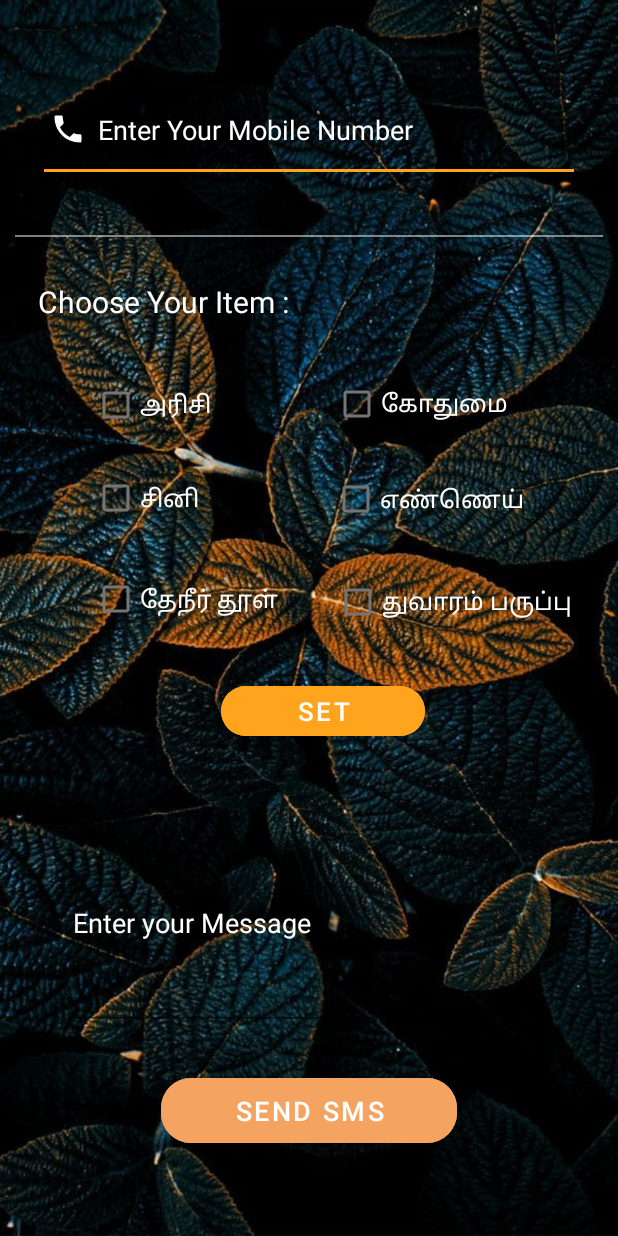
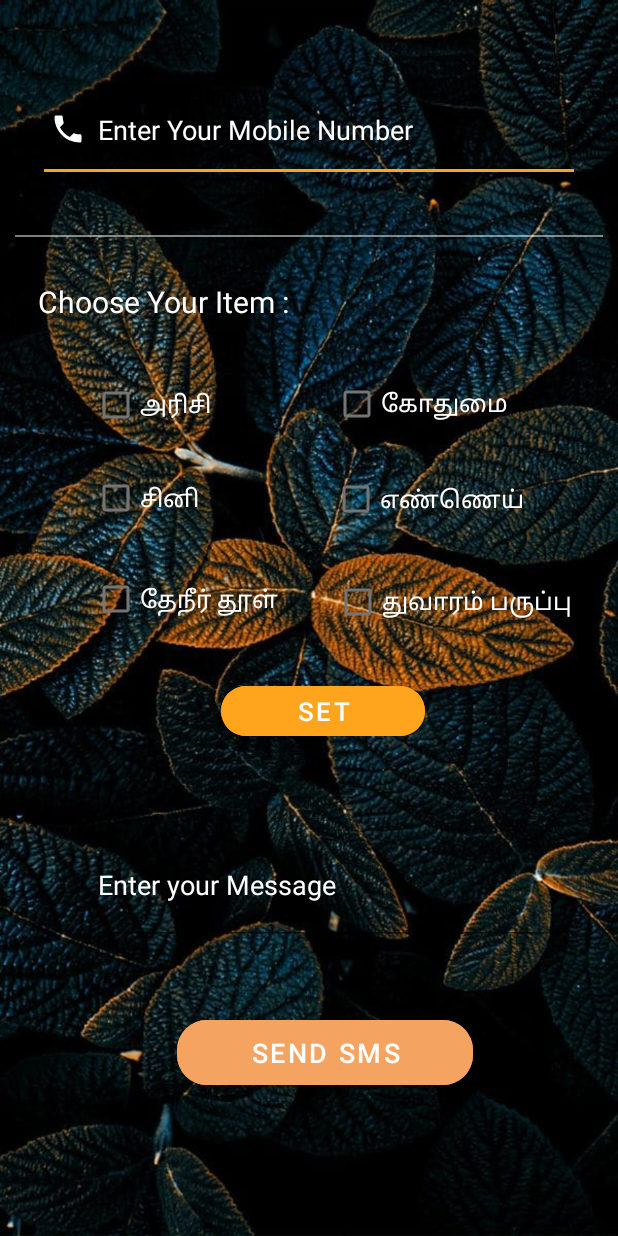
Before and after one commit to THIRUPATHI0305/smart_ration, an Android app: the Notification screen opened directly, with no data from a screen before it, on a phone screen of 412 x 824 dp. Run offline under Robolectric (Android 15) with nearby library versions, the phone set to English and light mode, and no system bars.

Commit message:
last commit

```diff
--- a/app/src/main/java/com/example/smart_ration_shop/Notification.java
+++ b/app/src/main/java/com/example/smart_ration_shop/Notification.java
@@ -7,6 +7,7 @@ import android.os.Bundle;
 import android.telephony.SmsManager;
 import android.view.View;
 import android.widget.Button;
+import android.widget.CheckBox;
 import android.widget.EditText;
 import android.widget.Toast;
 
@@ -15,8 +16,10 @@ import androidx.core.app.ActivityCompat;
 import androidx.core.content.ContextCompat;
 
 public class Notification extends AppCompatActivity {
+
+    private CheckBox c1,c2,c3,c4,c5,c6;
     private EditText number,msg;
-    private Button btn;
+    private Button btn,b1;
 
     private static final int MY_PERMISSIONS_REQUEST_SEND_SMS = 1;
 
@@ -25,8 +28,47 @@ public class Notification extends AppCompatActivity {
     protected void onCreate(Bundle savedInstanceState) {
         super.onCreate(savedInstanceState);
         setContentView(R.layout.activity_notification);
+        msg = findViewById(R.id.msgName);
+        c1 = findViewById(R.id.checkBox);
+
+        c2 = findViewById(R.id.checkBox2);
+
+        c3 = findViewById(R.id.checkBox3);
+
+        c4 = findViewById(R.id.checkBox4);
+        c5 = findViewById(R.id.checkBox5);
+        c6 = findViewById(R.id.checkBox6);
+        b1 = findViewById(R.id.b);
+
+        b1.setOnClickListener(new View.OnClickListener() {
+            @Override
+            public void onClick(View view) {
+                StringBuilder result = new StringBuilder();
+                result.append("Your Selected Item : "+"\t");
+                if(c1.isChecked()){
+                    result.append("அரிசி,"+"\t");
+                }
+                if(c2.isChecked()){
+                    result.append("கோதுமை,"+"\t");
+                }
+                if(c3.isChecked()){
+                    result.append("சினி,"+"\t");
+                }
+                if(c4.isChecked()){
+                    result.append("எண்ணெய்,"+"\t");
+                }
+                if(c5.isChecked()){
+                    result.append("தேநீர் தூள்,"+"\t");
+                }
+                if(c6.isChecked()){
+                    result.append("துவாரம் பருப்பு,"+"\t");
+                }
+                msg.setText(result.toString());
+
+            }
+        });
         number = findViewById(R.id.editTextNumber);
-        msg = findViewById(R.id.msgName);
+
         btn = findViewById(R.id.button123);
         btn.setOnClickListener(new View.OnClickListener() {
             @Override
--- a/app/src/main/res/layout/activity_notification.xml
+++ b/app/src/main/res/layout/activity_notification.xml
@@ -176,15 +176,16 @@
         app:cornerRadius="20dp"
         app:layout_constraintBottom_toBottomOf="parent"
         app:layout_constraintEnd_toEndOf="parent"
+        app:layout_constraintHorizontal_bias="0.551"
         app:layout_constraintStart_toStartOf="parent"
         app:layout_constraintTop_toTopOf="parent"
-        app:layout_constraintVertical_bias="0.927"
+        app:layout_constraintVertical_bias="0.877"
         tools:ignore="MissingConstraints" />
 
     <EditText
         android:id="@+id/msgName"
-        android:layout_width="322dp"
-        android:layout_height="142dp"
+        android:layout_width="318dp"
+        android:layout_height="79dp"
         android:ems="10"
         android:hint="Enter your Message"
         android:inputType="textPersonName"
@@ -192,9 +193,9 @@
         android:textColorHint="@color/white"
         app:layout_constraintBottom_toTopOf="@+id/button123"
         app:layout_constraintEnd_toEndOf="parent"
-        app:layout_constraintHorizontal_bias="0.494"
+        app:layout_constraintHorizontal_bias="0.655"
         app:layout_constraintStart_toStartOf="parent"
         app:layout_constraintTop_toTopOf="parent"
-        app:layout_constraintVertical_bias="0.954" />
+        app:layout_constraintVertical_bias="0.926" />
 
 </androidx.constraintlayout.widget.ConstraintLayout>
```
